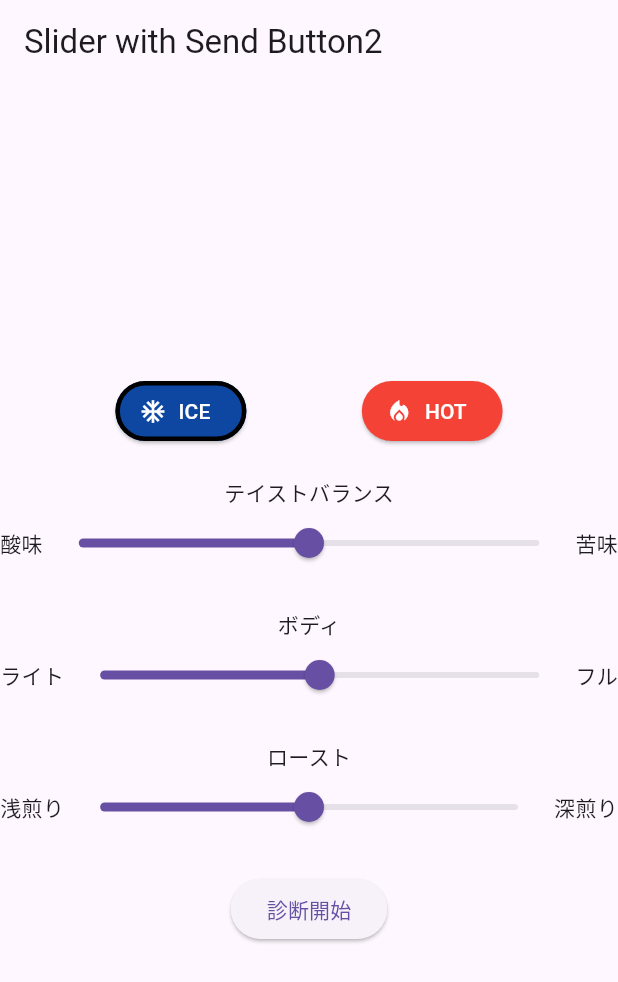
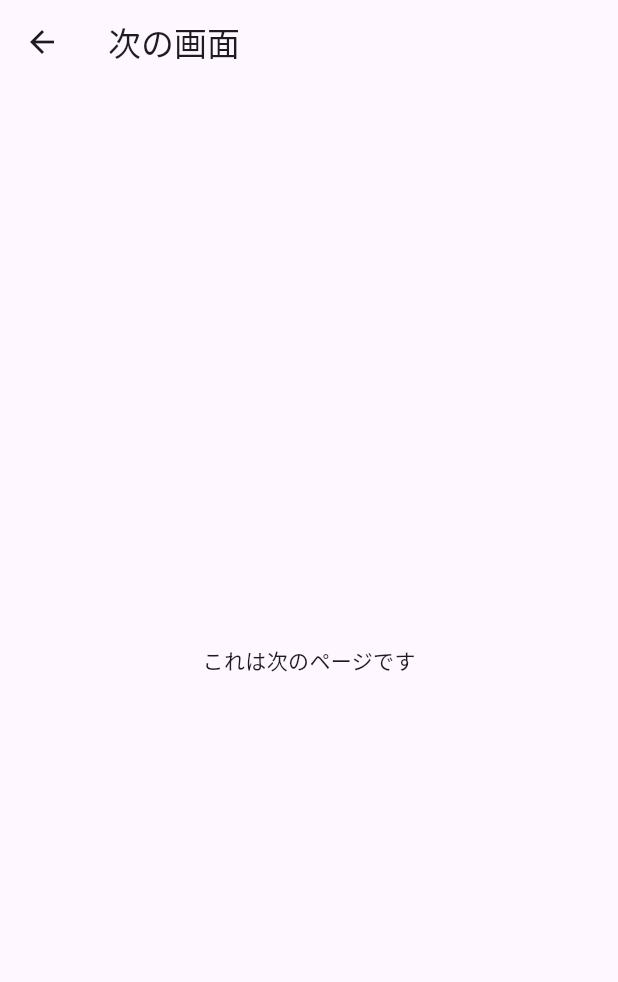
Before and after one commit to jphacks/hs_2408, a Flutter app: the screen it shows after launch, after a tap on "診断開始", on a phone screen of 412 x 824 dp. Shown: the top 982 px of the screen. Run offline on Flutter 3.47's test engine with Material 3 defaults, Android fonts, the phone set to English and light mode, and no system bars; our stand-ins replace flutter_dotenv.

Commit message:
ページ遷移

```diff
--- /dev/null
+++ b/front/coffee/lib/diagnosis_result.dart
@@ -0,0 +1,17 @@
+import 'package:flutter/material.dart';
+
+class DiagnosisResult extends StatelessWidget {
+  const DiagnosisResult({super.key});
+
+  @override
+  Widget build(BuildContext context) {
+    return Scaffold(
+      appBar: AppBar(
+        title: const Text('次の画面'),
+      ),
+      body: Center(
+        child: const Text('これは次のページです'),
+      ),
+    );
+  }
+}
--- a/front/coffee/lib/main.dart
+++ b/front/coffee/lib/main.dart
@@ -1,7 +1,11 @@
+// main.dartの一部を修正
 import 'package:flutter/material.dart';
 import 'package:http/http.dart' as http;
 import 'package:flutter_dotenv/flutter_dotenv.dart';
 import 'dart:convert';
+
+import 'package:hs_2408/list_page.dart';
+import 'package:hs_2408/diagnosis_result.dart';
 
 void main() async {
   await dotenv.load(fileName: ".env"); // dotenvを読み込みます
@@ -57,25 +61,24 @@ class _SliderScreenState extends State<_SliderScreen> {
       print('Failed to send values');
     }
     Map<String, dynamic> map = jsonDecode(response.body);
-    imgurl = map["url"];
+    setState(() {
+      imgurl = map["url"];
+    });
   }
 
   @override
   Widget build(BuildContext context) {
     return Scaffold(
-      appBar: AppBar(title: const Text('Slider with Send Button2')),
+      appBar: AppBar(title: const Text('コーヒー診断')),
       body: Column(
         mainAxisAlignment: MainAxisAlignment.center,
         children: [
+          // ICE/HOTボタン
           Row(
-            mainAxisAlignment:
-                MainAxisAlignment.spaceEvenly, // ボタンの間にスペースを均等に配置
+            mainAxisAlignment: MainAxisAlignment.spaceEvenly,
             children: [
               ElevatedButton.icon(
-                icon: const Icon(
-                  Icons.ac_unit,
-                  color: Colors.white,
-                ),
+                icon: const Icon(Icons.ac_unit, color: Colors.white),
                 label: const Text('ICE'),
                 style: ElevatedButton.styleFrom(
                   backgroundColor: isIce ? Colors.blue[900] : Colors.blue,
@@ -90,10 +93,8 @@ class _SliderScreenState extends State<_SliderScreen> {
                 },
               ),
               ElevatedButton.icon(
-                icon: const Icon(
-                  Icons.local_fire_department,
-                  color: Colors.white,
-                ),
+                icon: const Icon(Icons.local_fire_department,
+                    color: Colors.white),
                 label: const Text('HOT'),
                 style: ElevatedButton.styleFrom(
                   backgroundColor: isIce ? Colors.red : Colors.red[900],
@@ -111,8 +112,7 @@ class _SliderScreenState extends State<_SliderScreen> {
           ),
           const SizedBox(height: 20),
 
-          // テイストバランススライダー
-          // Text('テイストバランス: ${sliderValue1.toString()}'),
+          // 各スライダー
           Text('テイストバランス'),
           Row(
             mainAxisAlignment: MainAxisAlignment.spaceBetween,
@@ -136,7 +136,6 @@ class _SliderScreenState extends State<_SliderScreen> {
           ),
           const SizedBox(height: 20),
 
-          // ボディスライダー
           Text('ボディ'),
           Row(
             mainAxisAlignment: MainAxisAlignment.spaceBetween,
@@ -160,12 +159,11 @@ class _SliderScreenState extends State<_SliderScreen> {
           ),
           const SizedBox(height: 20),
 
-          // ローストスライダー
           Text('ロースト'),
           Row(
             mainAxisAlignment: MainAxisAlignment.spaceBetween,
             children: [
-              const Text('浅煎り'),
+              const Text('淺煎り'),
               Expanded(
                 child: Slider(
                   value: sliderValue3.toDouble(),
@@ -184,22 +182,28 @@ class _SliderScreenState extends State<_SliderScreen> {
           ),
           const SizedBox(height: 20),
 
-          // 送信ボタン
+          // 診断ボタン
           ElevatedButton(
             onPressed: () async {
-              await sendValues();
-              if (context.mounted) {
-                showDialog<void>(
-                    context: context,
-                    builder: (_) {
-                      return AlertDialogSample(
-                        imgurl: imgurl,
-                      );
-                    });
-              }
+              // await sendValues();
+              // if (context.mounted) {
+              //   showDialog<void>(
+              //       context: context,
+              //       builder: (_) {
+              //         return AlertDialogSample(imgurl: imgurl);
+              //       });
+              // }
+              Navigator.push(
+                  context,
+                  MaterialPageRoute(
+                    builder: (context) => const DiagnosisResult(),
+                  ));
             },
             child: const Text('診断開始'),
           ),
+          // ここでListPageウィジェットを使う
+          const SizedBox(height: 20),
+          //const ListPage(), // ListPageを追加
         ],
       ),
     );
```
Also changed, not shown: front/coffee/lib/list_page.dart (added, +34 -0 lines).
